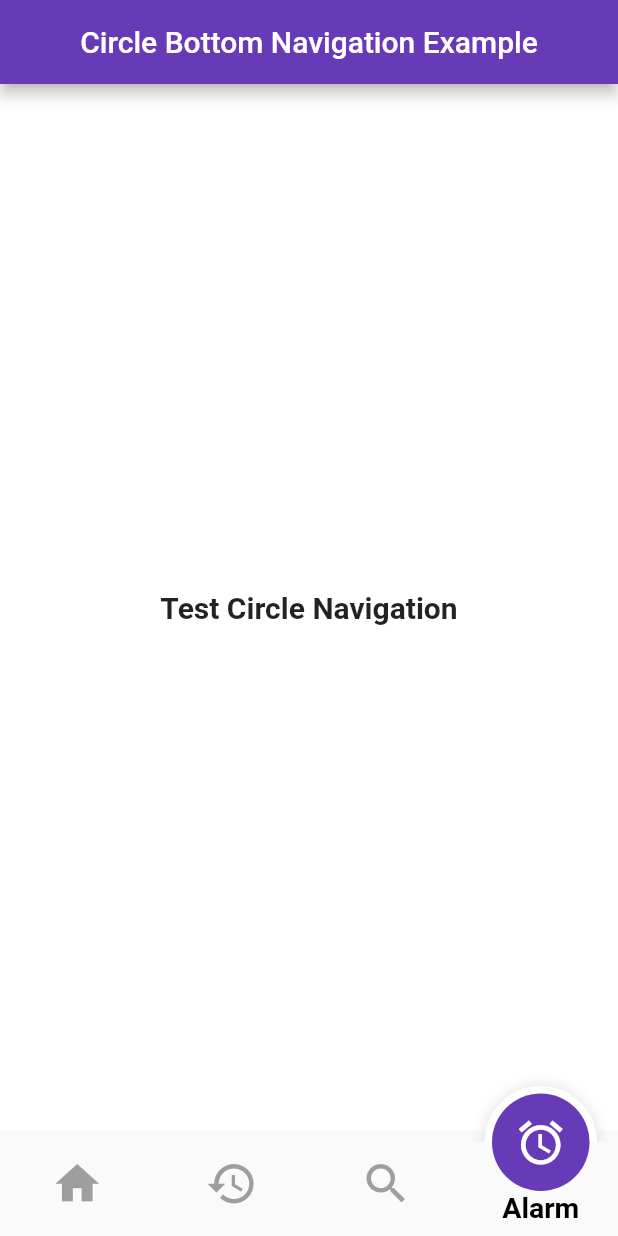
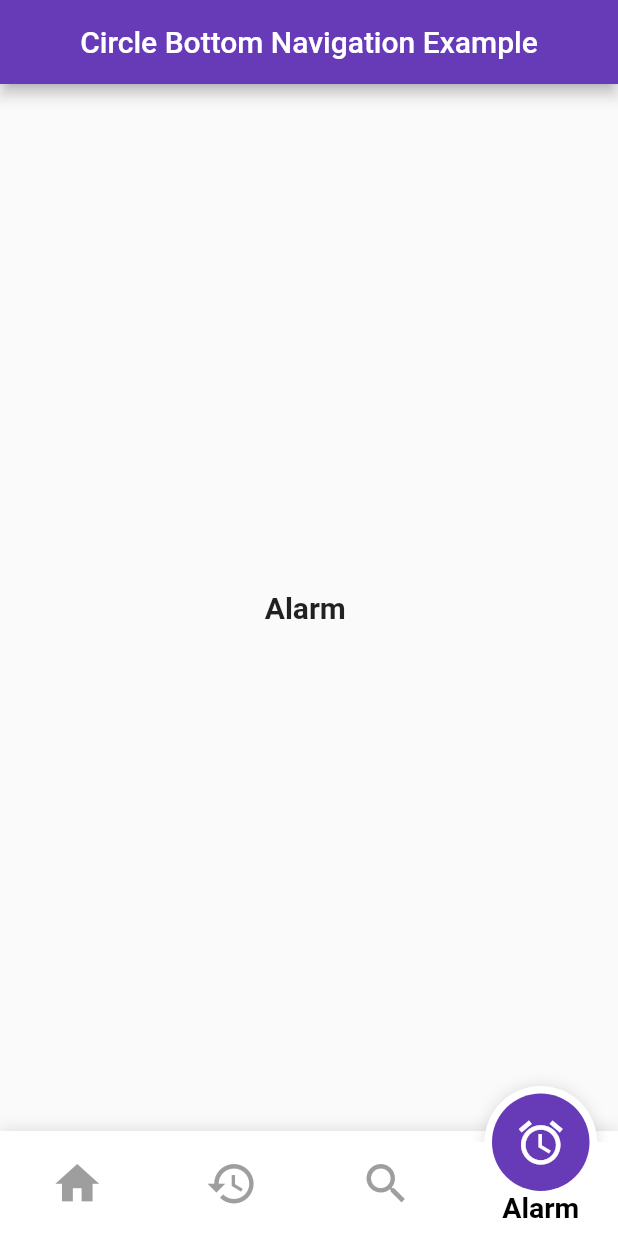
Before and after one commit to jeaanlucas/circle_bottom_navigation, a Flutter app: the screen it shows after launch, item 3 of the bottom bar chosen, on a phone screen of 412 x 824 dp. Run offline on Flutter 3.47's test engine with Material 2 defaults, Android fonts, the phone set to English and light mode, and no system bars.

Commit message:
Added property: blurShadowRadius; Example updated.

```diff
--- a/example/lib/main.dart
+++ b/example/lib/main.dart
@@ -25,6 +25,12 @@ class MyHomePage extends StatefulWidget {
 
 class _MyHomePageState extends State<MyHomePage> {
   int currentPage = 0;
+  final List _pages = [
+    Home(),
+    History(),
+    Search(),
+    Alarm(),
+  ];
 
   @override
   Widget build(BuildContext context) {
@@ -36,27 +42,15 @@ class _MyHomePageState extends State<MyHomePage> {
           ),
         ),
       ),
-      body: Container(
-        decoration: BoxDecoration(
-          color: Colors.white,
-        ),
-        child: Center(
-          child: Text(
-            'Test Circle Navigation',
-            style: TextStyle(
-              fontSize: 20.0,
-              fontWeight: FontWeight.bold,
-            ),
-          ),
-        ),
-      ),
+      body: _pages[currentPage],
       bottomNavigationBar: CircleBottomNavigation(
         barHeight: 70,
         circleSize: 65,
         initialSelection: currentPage,
         inactiveIconColor: Colors.grey,
         textColor: Colors.black,
-        hasShadows: false,
+//        blurShadowRadius: 8.0,
+//        hasShadows: false,
         tabs: [
           TabData(
             icon: Icons.home,
@@ -92,3 +86,79 @@ class _MyHomePageState extends State<MyHomePage> {
     );
   }
 }
+
+class Home extends StatelessWidget {
+  @override
+  Widget build(BuildContext context) {
+    return Scaffold(
+      body: Container(
+        child: Center(
+          child: Text(
+            'Home',
+            style: TextStyle(
+              fontSize: 20.0,
+              fontWeight: FontWeight.bold,
+            ),
+          ),
+        ),
+      ),
+    );
+  }
+}
+
+class History extends StatelessWidget {
+  @override
+  Widget build(BuildContext context) {
+    return Scaffold(
+      body: Container(
+        child: Center(
+          child: Text(
+            'History',
+            style: TextStyle(
+              fontSize: 20.0,
+              fontWeight: FontWeight.bold,
+            ),
+          ),
+        ),
+      ),
+    );
+  }
+}
+
+class Search extends StatelessWidget {
+  @override
+  Widget build(BuildContext context) {
+    return Scaffold(
+      body: Container(
+        child: Center(
+          child: Text(
+            'Search',
+            style: TextStyle(
+              fontSize: 20.0,
+              fontWeight: FontWeight.bold,
+            ),
+          ),
+        ),
+      ),
+    );
+  }
+}
+
+class Alarm extends StatelessWidget {
+  @override
+  Widget build(BuildContext context) {
+    return Scaffold(
+      body: Container(
+        child: Center(
+          child: Text(
+            'Alarm ',
+            style: TextStyle(
+              fontSize: 20.0,
+              fontWeight: FontWeight.bold,
+            ),
+          ),
+        ),
+      ),
+    );
+  }
+}
--- a/lib/circle_bottom_navigation.dart
+++ b/lib/circle_bottom_navigation.dart
@@ -22,6 +22,7 @@ class CircleBottomNavigation extends StatefulWidget {
   final double circleOutline;
   final double shadowAllowance;
   final bool hasShadows;
+  final double blurShadowRadius;
 
   final Key key;
 
@@ -35,13 +36,14 @@ class CircleBottomNavigation extends StatefulWidget {
     this.inactiveIconColor,
     this.textColor,
     this.barBackgroundColor,
-    this.circleSize = 60,
-    this.barHeight = 60,
-    this.arcHeight = 70,
-    this.arcWidth = 90,
-    this.circleOutline = 10,
-    this.shadowAllowance = 20,
+    this.circleSize = 60.0,
+    this.barHeight = 60.0,
+    this.arcHeight = 70.0,
+    this.arcWidth = 90.0,
+    this.circleOutline = 10.0,
+    this.shadowAllowance = 20.0,
     this.hasShadows = true,
+    this.blurShadowRadius = 8.0,
   })  : assert(onTabChangedListener != null),
         assert(initialSelection != null),
         assert(tabs != null);
@@ -172,7 +174,7 @@ class _CircleBottomNavigationState extends State<CircleBottomNavigation> with Ti
                         0,
                         -1,
                       ),
-                      blurRadius: 8,
+                      blurRadius: this.widget.blurShadowRadius,
                     ),
                   ],
                 )
```
